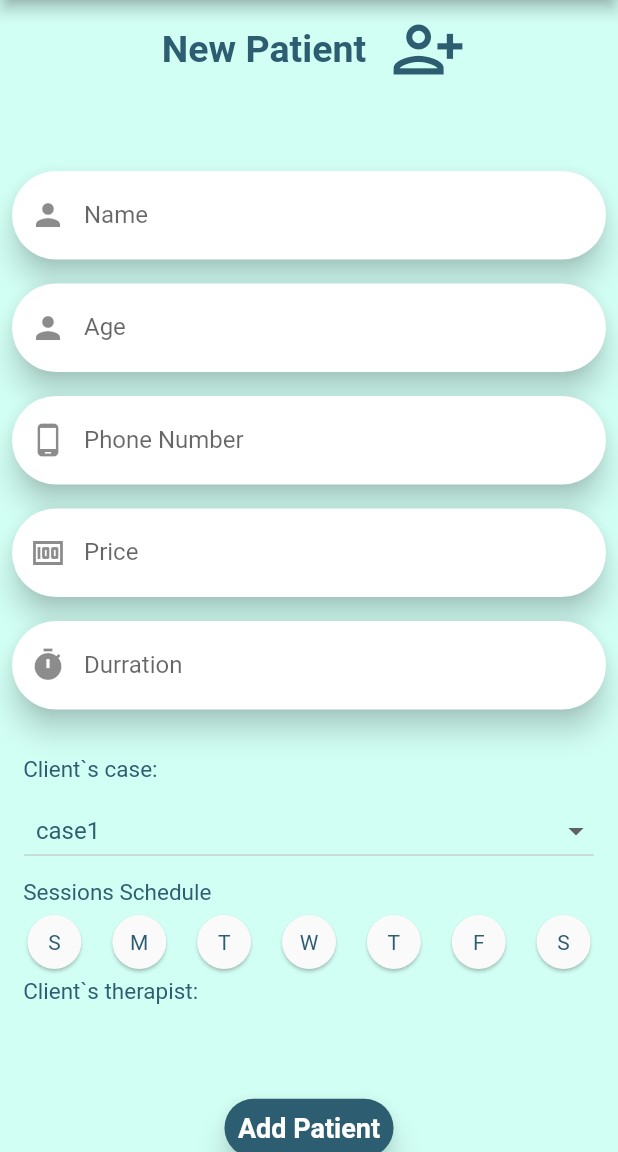
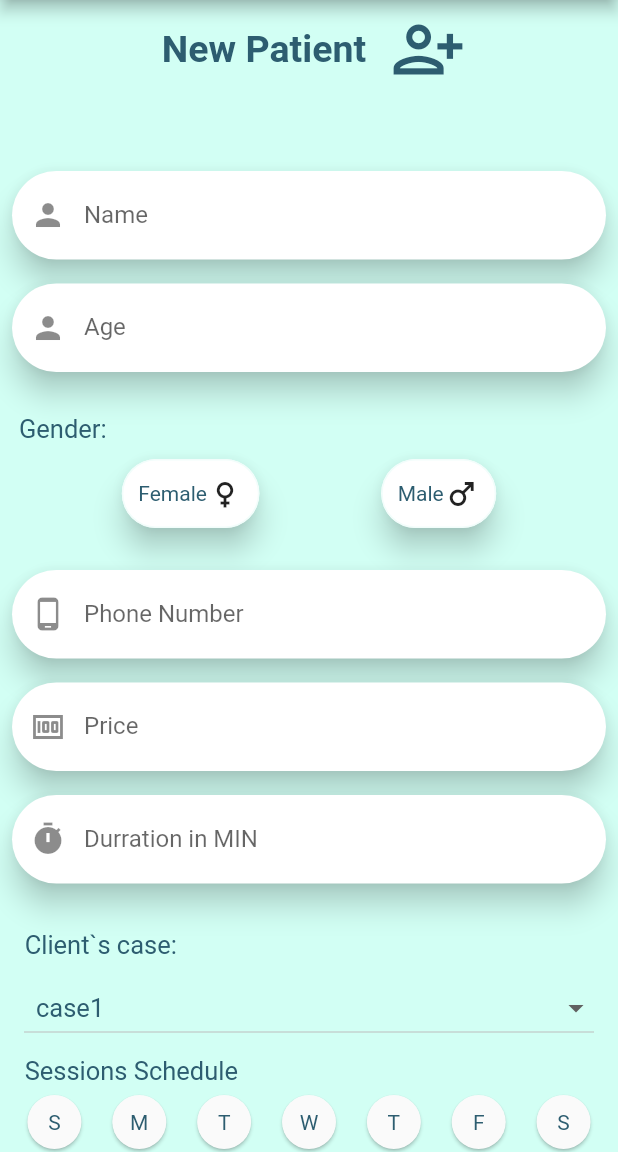
Before and after one commit to NourallahAhmed/El-Amal_Center, a Flutter app: the AddingClientScreen screen opened directly, on a phone screen of 412 x 824 dp, the part 84-1236 px from its top. Run offline on Flutter 3.47's test engine with Material 2 defaults, Android fonts, the phone set to English and light mode, and no system bars; drawn by our look-alikes of weekday_selector; our stand-ins replace firebase_auth, firebase_core, firebase_database, google_sign_in, shared_preferences and 1 more; missing offline and left inert: dart:ffi; accounts and stored records are empty; Roboto replaces fonts that are missing (Montserrat).

Commit message:
anding gender feild in add page

```diff
--- a/lib/UI/AddingClient/View/Component/AddingClientPages.dart
+++ b/lib/UI/AddingClient/View/Component/AddingClientPages.dart
@@ -24,13 +24,11 @@ class _AddingClientPagesState extends State<AddingClientPages> {
 
   var _addingVM = AddingViewModel();
 
-  var items = ["case1" , "case2" , "case3"];
+  var items = ["case1" , "case2" , "case3"]; //todo will be enum by the actual names
 
   late List<String> _listOftherapist ;
   String _clientCase = "case1";
-  String _clientTherapist  = SharedPref.userName;
-  // late String _clientTherapist ;
-  List<DateTime> _listOfSessionsTime = [];
+  String _clientTherapist  = SharedPref.email;
   List<DateTime> _listOfSelectedTime = [];
   final _clientNameController = TextEditingController();
   final _clientAgeController = TextEditingController();
@@ -39,8 +37,7 @@ class _AddingClientPagesState extends State<AddingClientPages> {
   final _clientPhoneController = TextEditingController();
   var list = <Widget>[];
   DateTime? selectedTime = DateTime.now();
-
-
+  Gender? _clientGender;
 
   Widget caseDropDownList(List<dynamic> items){
 
@@ -58,7 +55,7 @@ class _AddingClientPagesState extends State<AddingClientPages> {
                   value: items,
                   child: Padding(
                     padding: const EdgeInsets.all(8.0),
-                    child: Text(items),
+                    child: Text(items , style: TextStyle( fontSize: 17),),
                   ),
                 );
               }).toList(),
@@ -88,7 +85,7 @@ class _AddingClientPagesState extends State<AddingClientPages> {
               items.map((items) {
                 return DropdownMenuItem(
                   value: items,
-                  child: Text(items , style:  TextStyle(color: kPrimaryColor),),
+                  child: Text(items , style:  TextStyle(color: kPrimaryColor  , fontSize: 17,),),
                 );
               }).toList(),
 
@@ -163,12 +160,45 @@ class _AddingClientPagesState extends State<AddingClientPages> {
   }
 
 
+
+  Widget _GenderButtons(Gender gender){
+    return
+      Material(
+        elevation: 8,
+        shadowColor: Colors.black87,
+        color: Colors.transparent,
+        borderRadius: BorderRadius.circular(30),
+          child: Container(
+            padding: EdgeInsets.all(10),
+            decoration: BoxDecoration(
+
+              color: Colors.white,
+              borderRadius: BorderRadius.circular(30),
+              border:  Border.all(color: RBackgroundColor)
+            ),
+            child:
+            GestureDetector(
+              child:  Row(
+                children: [
+
+
+                  Text("${gender.name}"),
+                   gender.name == 'Female' ?  Icon(Icons.female) :    Icon(Icons.male),
+
+                ],
+              ),
+                onTap: (){
+                  _clientGender = gender;
+                        print(_clientGender);
+                },
+            )
+
+          ),
+        );
+  }
+
   @override
   initState(){
-
-
-
-      //ERROR the provider do not notify the view with the data
 
     _addingVM.getAllTherapist();
     _listOftherapist = _addingVM.therapists;
@@ -199,13 +229,31 @@ class _AddingClientPagesState extends State<AddingClientPages> {
             //Age of the Client
             InputFeild(hint: "12", iconData: Icons.person, txtController: _clientAgeController, keyType: TextInputType.number, label: "Age"),
 
+            SizedBox(width: 30, height: 20,),
+
+
+            //todo Gender session
+          const  Text("\t \tGender: \t" ,style: TextStyle(color: kPrimaryColor , fontSize: 17),),
+
+            SizedBox(width: 30, height: 10,),
+
+          Row(
+            mainAxisAlignment: MainAxisAlignment.spaceEvenly,
+            children: <Widget>[
+
+              _GenderButtons(_clientGender = Gender.Female),
+              _GenderButtons(_clientGender = Gender.Male),
+            ],
+          ),
+            SizedBox(width: 30, height: 20,),
+
             //phone Number
             InputFeild(hint: "012222222222", iconData: Icons.phone_android, txtController: _clientPhoneController, keyType: TextInputType.phone, label: "Phone Number"),
             //Price
             InputFeild(hint: "120", iconData: Icons.money, txtController: _clientPriceController, keyType: TextInputType.number, label: "Price"),
 
             //Duration
-            InputFeild(hint: "30", iconData: Icons.timer, txtController: _clientDurrationController, keyType: TextInputType.number, label: "Durration"),
+            InputFeild(hint: "30", iconData: Icons.timer, txtController: _clientDurrationController, keyType: TextInputType.number, label: "Durration in MIN"),
 
             const SizedBox(
               height: 15,
@@ -221,12 +269,12 @@ class _AddingClientPagesState extends State<AddingClientPages> {
                     children: [
                       const Text(
                         "\t Client`s case:",
-                        style: TextStyle(color: kPrimaryColor, fontSize: 15),
+                        style: TextStyle(color: kPrimaryColor, fontSize: 17),
                       ),
                       //Case of the Client
                       caseDropDownList(items),
 
-                      const  Text("\t Sessions Schedule" ,style: TextStyle(color: kPrimaryColor , fontSize: 15),),
+                      const  Text("\t Sessions Schedule" ,style: TextStyle(color: kPrimaryColor , fontSize: 17),),
 
 
                       WeekdaySelector(
@@ -261,7 +309,7 @@ class _AddingClientPagesState extends State<AddingClientPages> {
 
                       const  Text(
                         "\t Client`s therapist:",
-                        style: TextStyle(color: kPrimaryColor, fontSize: 15),
+                        style: TextStyle(color: kPrimaryColor, fontSize: 17),
                       ),
 
                       //todo: therapist
@@ -285,14 +333,15 @@ class _AddingClientPagesState extends State<AddingClientPages> {
                 style: ElevatedButton.styleFrom(
                   padding: const EdgeInsets.symmetric(vertical: 9),
                   shape: const StadiumBorder(),
-                  primary: kPrimaryColor,
-                  elevation: 8,
+                  primary: Colors.white,
+                  elevation: 18,
                   shadowColor: Colors.black87,
                   // maximumSize: Size.fromWidth(500)
                 ),
                 child: const Text(
                   "\t Add Patient \t",
                   style:  TextStyle(
+                    color: kPrimaryColor,
                     fontSize: 18,
                     fontWeight: FontWeight.bold,
                   ),
--- a/lib/UI/AddingClient/View/Component/TitlePage.dart
+++ b/lib/UI/AddingClient/View/Component/TitlePage.dart
@@ -18,7 +18,7 @@ class TitlePage extends StatelessWidget {
         children:  [
           Text(
             title,
-            style:  TextStyle(
+            style:  const TextStyle(
                 color: kPrimaryColor,
                 fontSize: 25,
                 fontWeight: FontWeight.bold),
--- a/lib/UI/AddingClient/ViewModel/AddingClientVM.dart
+++ b/lib/UI/AddingClient/ViewModel/AddingClientVM.dart
@@ -28,7 +28,8 @@ class AddingViewModel  with ChangeNotifier{
       Map therapist = snapshot.value as Map;
       for (var el in therapist.values) {
         var name = el['name'].toString();
-        therapists.add(name.substring(0, name.lastIndexOf("@")));
+        therapists.add(name);
+        // therapists.add(name.substring(0, name.lastIndexOf("@")));
       }
 
     }
--- a/lib/UI/HomePage/ViewModel/HomePageVM.dart
+++ b/lib/UI/HomePage/ViewModel/HomePageVM.dart
@@ -23,7 +23,12 @@ class HomePageVM with ChangeNotifier {
 
     map.forEach((key, value) {
       final client = Patient.fromMap(value);
-      if (client.therapist == email)  listOfAllClients.add(client);
+      print(client.name);
+      if (client.therapist == email){
+
+        print("therapist Email ${email}");
+        listOfAllClients.add(client);
+      }
     });
     buildTheList(listOfAllClients);
     // notifyListeners();
--- a/lib/utils/Constants.dart
+++ b/lib/utils/Constants.dart
@@ -5,3 +5,9 @@ const kBackgroundColor = Color(0xFFD2FFF4);
 const RBackgroundColor = Color(0xF3F1FDFB);
 const kPrimaryColor = Color(0xFF2D5D70);
 const kSecondaryColor = Color(0xFF265DAB);
+
+
+enum Gender {
+  Male,
+  Female,
+}
```
